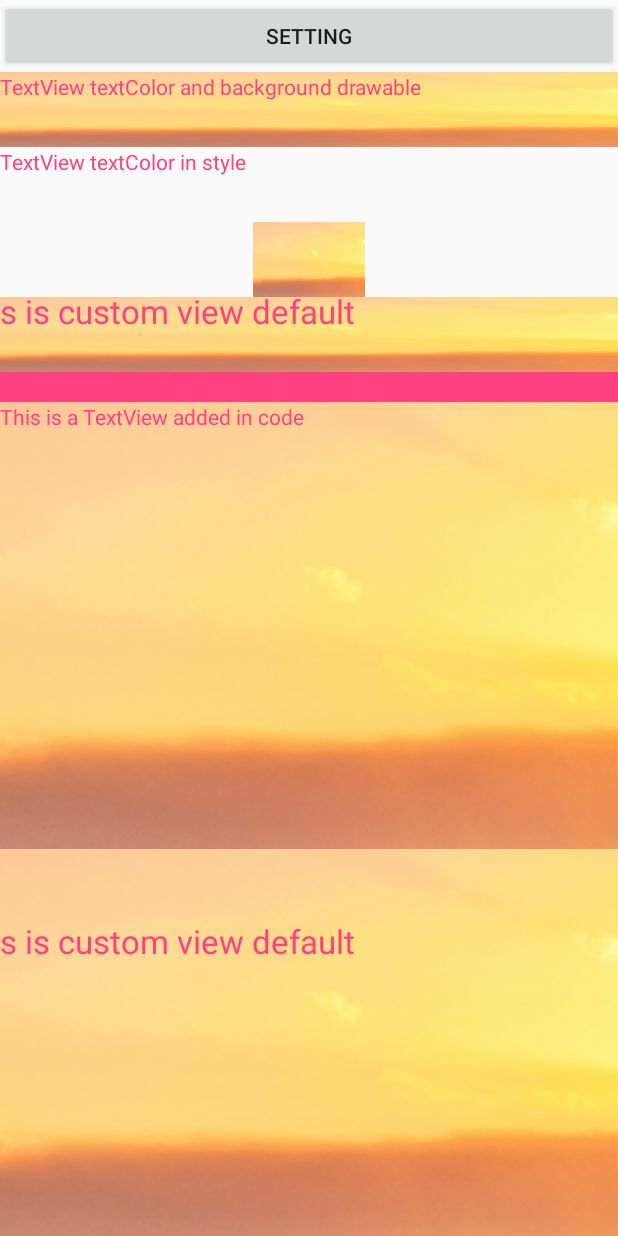
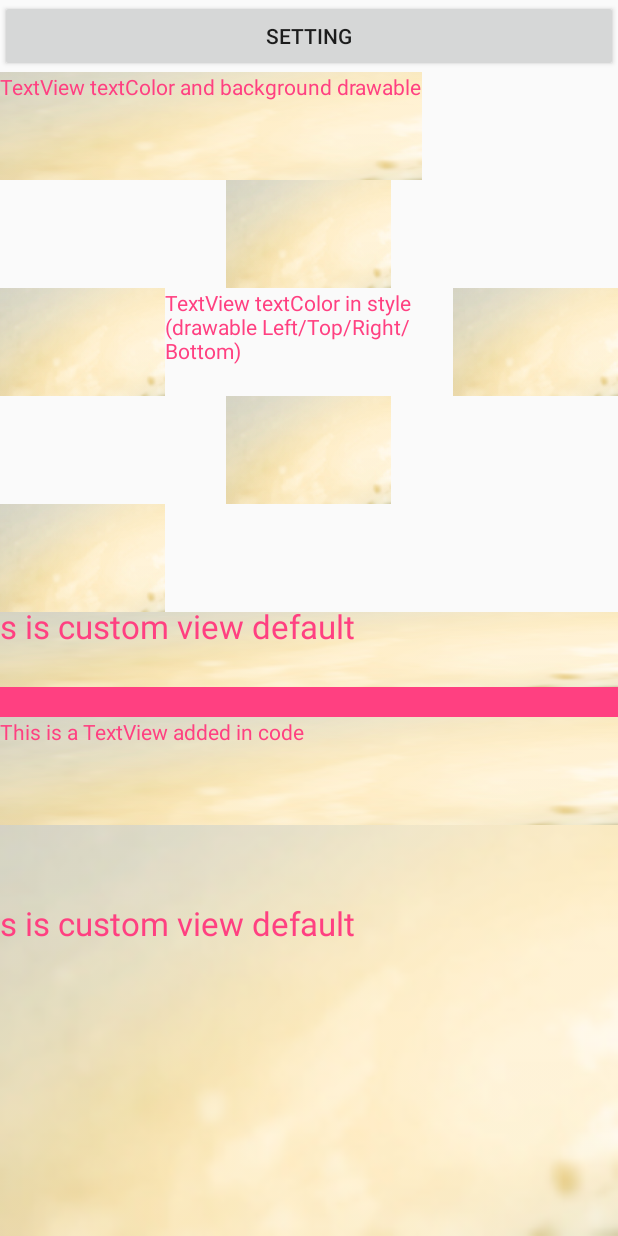
Before and after one commit to fengshenzhu/Reskin1, an Android app: the screen it shows after launch (MainActivity), on a phone screen of 412 x 824 dp. Run offline under Robolectric (Android 15) with nearby library versions, the phone set to English and light mode, and no system bars.

Commit message:
支持TextView drawableLeft/drawableTop/drawableRight/drawableBottom属性

```diff
--- a/app/src/main/res/layout/activity_main.xml
+++ b/app/src/main/res/layout/activity_main.xml
@@ -14,7 +14,7 @@
 
     <TextView
         android:layout_width="wrap_content"
-        android:layout_height="50dp"
+        android:layout_height="wrap_content"
         android:background="@drawable/image"
         android:text="TextView textColor and background drawable"
         android:textColor="@color/textColor"/>
@@ -22,12 +22,16 @@
     <TextView
         style="@style/styleTextView"
         android:layout_width="wrap_content"
-        android:layout_height="50dp"
-        android:text="TextView textColor in style"/>
+        android:layout_height="wrap_content"
+        android:drawableLeft="@drawable/image"
+        android:drawableRight="@drawable/image"
+        android:drawableTop="@drawable/image"
+        android:drawableBottom="@drawable/image"
+        android:text="TextView textColor in style (drawable Left/Top/Right/Bottom)"/>
 
     <ImageView
         android:layout_width="wrap_content"
-        android:layout_height="50dp"
+        android:layout_height="wrap_content"
         android:src="@drawable/image"/>
 
     <skin.demo.SkinnableView
--- a/app/src/main/res/layout/fragment_a.xml
+++ b/app/src/main/res/layout/fragment_a.xml
@@ -13,14 +13,14 @@
 
     <TextView
         android:layout_width="wrap_content"
-        android:layout_height="50dp"
+        android:layout_height="wrap_content"
         android:background="@drawable/image"
         android:text="TextView textColor and background drawable"
         android:textColor="@color/textColor"/>
 
     <ImageView
         android:layout_width="wrap_content"
-        android:layout_height="50dp"
+        android:layout_height="wrap_content"
         android:src="@drawable/image"/>
 
     <skin.demo.SkinnableView
--- a/app/src/main/res/layout/fragment_b.xml
+++ b/app/src/main/res/layout/fragment_b.xml
@@ -13,14 +13,14 @@
 
     <TextView
         android:layout_width="wrap_content"
-        android:layout_height="50dp"
+        android:layout_height="wrap_content"
         android:background="@drawable/image"
         android:text="TextView textColor and background drawable"
         android:textColor="@color/textColor"/>
 
     <ImageView
         android:layout_width="wrap_content"
-        android:layout_height="50dp"
+        android:layout_height="wrap_content"
         android:src="@drawable/image"/>
 
     <skin.demo.SkinnableView
--- a/lib/src/main/java/skin/lib/L.java
+++ b/lib/src/main/java/skin/lib/L.java
@@ -8,7 +8,7 @@ import android.util.Log;
  * Created by fengshzh on 16/2/18.
  */
 public class L {
-    private static boolean debug = false;
+    private static boolean debug = true;
 
     private L() {
     }
--- a/lib/src/main/java/skin/lib/SkinLayoutInflaterFactory.java
+++ b/lib/src/main/java/skin/lib/SkinLayoutInflaterFactory.java
@@ -16,6 +16,7 @@ import java.util.ArrayList;
 import java.util.List;
 
 import skin.lib.item.ImageViewSrcItem;
+import skin.lib.item.TextViewCompoundDrawablesItem;
 import skin.lib.item.TextViewTextColorItem;
 import skin.lib.item.ViewBackgroundItem;
 
@@ -40,6 +41,7 @@ class SkinLayoutInflaterFactory implements LayoutInflater.Factory {
      */
     private static final String ATTR_VIEW_BACKGROUND = "background";
     private static final String ATTR_TEXTVIEW_TEXTCOLOR = "textColor";
+    private static final String ATTR_TEXTVIEW_COMPOUNDDRAWABLES = "compoundDrawables";
     private static final String ATTR_IMAGEVIEW_SRC = "src";
 
     /**
@@ -48,8 +50,13 @@ class SkinLayoutInflaterFactory implements LayoutInflater.Factory {
     private final static int[] ATTRS_VIEW = new int[]{
             android.R.attr.background
     };
+    // Top/Bottom一定要放在数组中Left/Right前面,否则Top/Bottom的peekValue为null
     private final static int[] ATTRS_TEXTVIEW = new int[]{
-            android.R.attr.textColor
+            android.R.attr.textColor,
+            android.R.attr.drawableTop,
+            android.R.attr.drawableBottom,
+            android.R.attr.drawableLeft,
+            android.R.attr.drawableRight
     };
     private final static int[] ATTRS_IMAGEVIEW = new int[]{
             android.R.attr.src
@@ -79,6 +86,8 @@ class SkinLayoutInflaterFactory implements LayoutInflater.Factory {
      */
     private List<ViewBackgroundItem> mViewBackgroundItems = new ArrayList<>();
     private List<TextViewTextColorItem> mTextViewTextColorItems = new ArrayList<>();
+    private List<TextViewCompoundDrawablesItem> mTextViewTextViewCompoundDrawablesItems = new
+            ArrayList<>();
     private List<ImageViewSrcItem> mImageViewSrcItems = new ArrayList<>();
 
     /**
@@ -176,15 +185,37 @@ class SkinLayoutInflaterFactory implements LayoutInflater.Factory {
         // TextView
         if (view instanceof TextView) {
             int[] textViewResIds = getResIds(set, ATTRS_TEXTVIEW);
+            int[] compoundDrawableResIds = new int[]{-1, -1, -1, -1};
+            boolean compundValid = false;
             for (int i = 0; i < textViewResIds.length; i++) {
                 if (textViewResIds[i] > MIN_CUSTOM_RESOURCE_ID) {
                     switch (i) {
                         case 0:
                             addSkinView(view, ATTR_TEXTVIEW_TEXTCOLOR, textViewResIds[i]);
                             break;
+                        case 1:
+                            compoundDrawableResIds[0] = textViewResIds[i];
+                            compundValid = true;
+                            break;
+                        case 2:
+                            compoundDrawableResIds[1] = textViewResIds[i];
+                            compundValid = true;
+                            break;
+                        case 3:
+                            compoundDrawableResIds[2] = textViewResIds[i];
+                            compundValid = true;
+                            break;
+                        case 4:
+                            compoundDrawableResIds[3] = textViewResIds[i];
+                            compundValid = true;
+                            break;
                     }
                 }
             }
+            if (compundValid) {
+                addSkinView(view, ATTR_TEXTVIEW_COMPOUNDDRAWABLES, compoundDrawableResIds);
+            }
+
         }
 
         //ImageView
@@ -256,6 +287,22 @@ class SkinLayoutInflaterFactory implements LayoutInflater.Factory {
     }
 
     /**
+     * 添加View到换肤管理列表(多个资源id)
+     *
+     * @param view     view
+     * @param attrName 换肤属性
+     * @param resIds   默认资源id
+     */
+    private void addSkinView(View view, String attrName, int[] resIds) {
+        switch (attrName) {
+            case ATTR_TEXTVIEW_COMPOUNDDRAWABLES:
+                mTextViewTextViewCompoundDrawablesItems.add(new TextViewCompoundDrawablesItem(
+                        (TextView) view, resIds[2], resIds[0], resIds[3], resIds[1]));
+                break;
+        }
+    }
+
+    /**
      * 记录需要修改主题的View及其属性
      *
      * @param view 自定义的View
@@ -287,6 +334,25 @@ class SkinLayoutInflaterFactory implements LayoutInflater.Factory {
             if (textView != null) {
                 try {
                     textView.setTextColor(theme.getColor(item.resId));
+                } catch (Resources.NotFoundException e) {
+                    // 找不到主题资源不改变属性值，异常不处理。以下异常捕捉处同。
+                }
+            }
+        }
+
+        for (TextViewCompoundDrawablesItem item : mTextViewTextViewCompoundDrawablesItems) {
+            TextView textView = item.view.get();
+            if (textView != null) {
+                try {
+                    textView.setCompoundDrawablesWithIntrinsicBounds(
+                            item.leftDrawableResId > 0 ? theme.getDrawable(item
+                                    .leftDrawableResId) : null,
+                            item.topDrawableResId > 0 ? theme.getDrawable(item.topDrawableResId)
+                                    : null,
+                            item.rightDrawableResId > 0 ? theme.getDrawable(item
+                                    .rightDrawableResId) : null,
+                            item.bottomDrawableResId > 0 ? theme.getDrawable(item
+                                    .bottomDrawableResId) : null);
                 } catch (Resources.NotFoundException e) {
                     // 找不到主题资源不改变属性值，异常不处理。以下异常捕捉处同。
                 }
--- /dev/null
+++ b/lib/src/main/java/skin/lib/item/TextViewCompoundDrawablesItem.java
@@ -0,0 +1,29 @@
+package skin.lib.item;
+
+import android.widget.TextView;
+
+import java.lang.ref.WeakReference;
+
+/**
+ * TextView drawableLeft/drawableTop/drawableRight/drawableBottom属性换肤item
+ * <p/>
+ * Created by fengshzh on 1/21/16.
+ */
+public class TextViewCompoundDrawablesItem extends BaseSkinItem {
+    public WeakReference<TextView> view;
+
+    // drawable resource id, 值为-1时无效,更新CompoundDrawable时应传null
+    public int leftDrawableResId;
+    public int topDrawableResId;
+    public int rightDrawableResId;
+    public int bottomDrawableResId;
+
+    public TextViewCompoundDrawablesItem(TextView view, int leftDrawableResId, int
+            topDrawableResId, int rightDrawableResId, int bottomDrawableResId) {
+        this.view = new WeakReference<>(view);
+        this.leftDrawableResId = leftDrawableResId;
+        this.topDrawableResId = topDrawableResId;
+        this.rightDrawableResId = rightDrawableResId;
+        this.bottomDrawableResId = bottomDrawableResId;
+    }
+}
```
Also changed, not shown: app/src/main/res/drawable/image.png, app/src/main/res/drawable/image_night.png.
